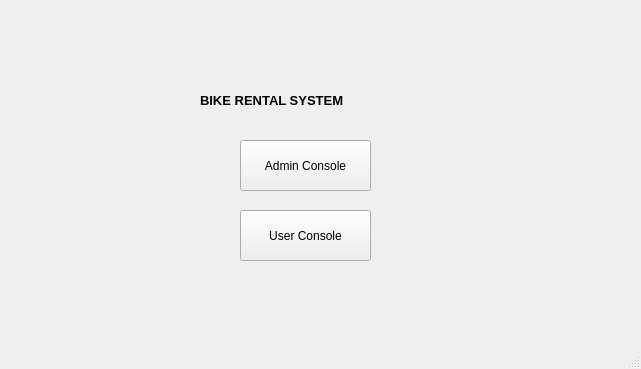
Qt form loginpage.ui (iamPandusai/practice_git) before a commit.
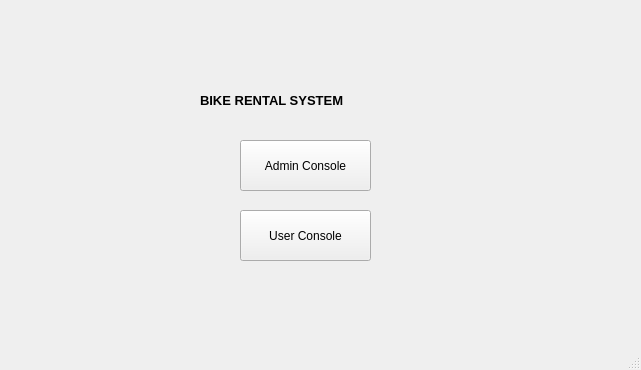
The same form after that commit.

Diff of the .ui file:
```diff
--- a/loginpage.ui
+++ b/loginpage.ui
@@ -7,7 +7,7 @@
     <x>0</x>
     <y>0</y>
     <width>641</width>
-    <height>369</height>
+    <height>370</height>
    </rect>
   </property>
   <property name="windowTitle">
```
